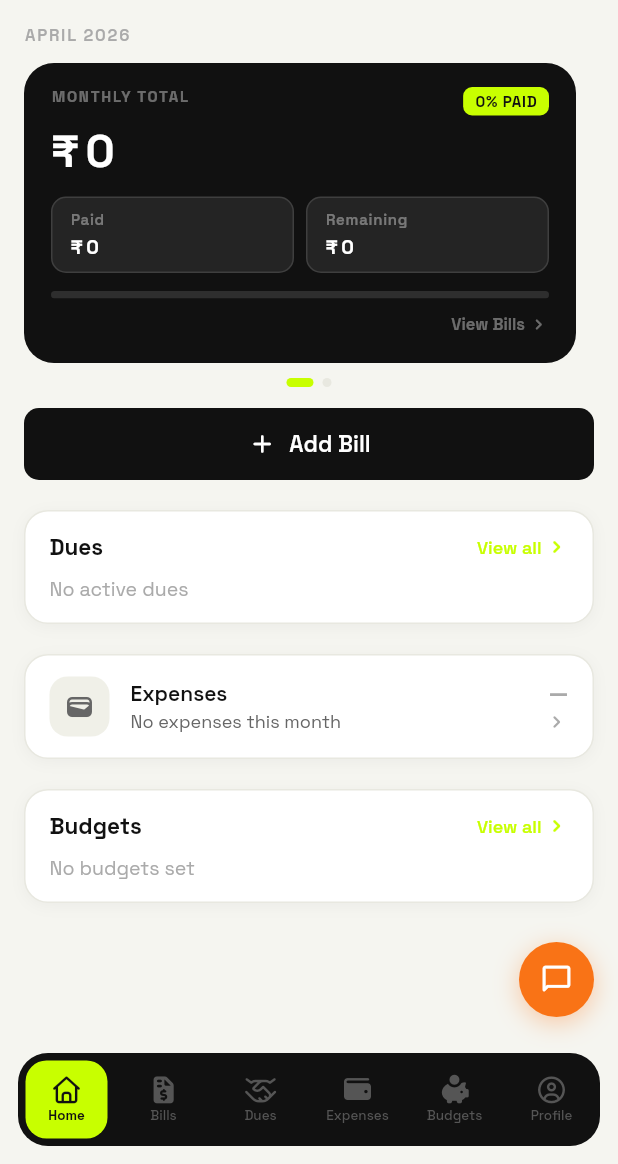
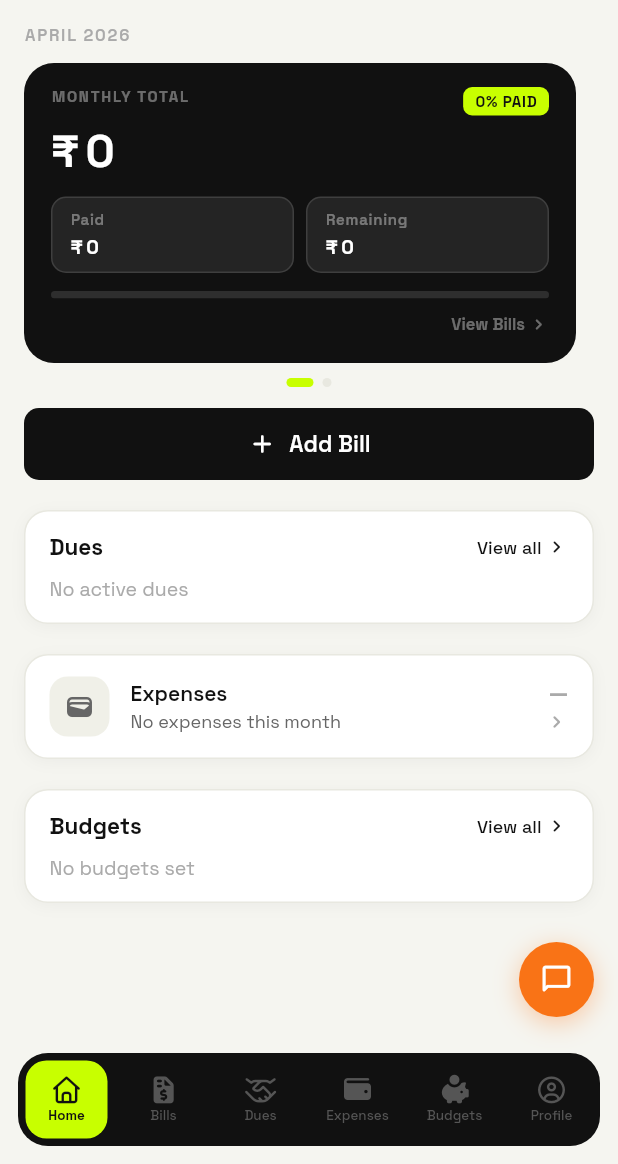
Before and after one commit to ramanakellampalli/smart-bill-buddy, a Flutter app: the screen it shows once a user with an empty profile is signed in, on a phone screen of 412 x 824 dp, the part 72-1236 px from its top. Run offline on Flutter 3.47's test engine with Material 3 defaults, Android fonts, the phone set to English and light mode, and no system bars; our stand-ins replace cached_network_image, cloud_firestore, firebase_auth, firebase_core, firebase_storage, flutter_local_notifications and 11 more; missing offline and left inert: google_mlkit_text_recognition; accounts and stored records are empty; generated files the repository leaves out were written again.

Commit message:
fix: use textPrimary for View all buttons on white card backgrounds

```diff
--- a/lib/presentation/screens/dashboard_screen.dart
+++ b/lib/presentation/screens/dashboard_screen.dart
@@ -20,6 +20,7 @@ const _card          = AppColors.surface;
 const _surface2      = AppColors.surface2;
 const _border        = AppColors.border;
 const _primary       = AppColors.primary;
+const _primaryDark   = AppColors.primaryDark;
 const _textPrimary   = AppColors.textPrimary;
 const _textSecondary = AppColors.textSecondary;
 const _textTertiary  = AppColors.textTertiary;
@@ -500,12 +501,12 @@ class _DuesSnapshotCard extends StatelessWidget {
                       'View all',
                       style: TextStyle(
                           fontSize: 12,
-                          color: _primary,
+                          color: _textPrimary,
                           fontWeight: FontWeight.w500),
                     ),
                     const SizedBox(width: 2),
                     const Icon(Icons.chevron_right_rounded,
-                        size: 16, color: _primary),
+                        size: 16, color: _textPrimary),
                   ],
                 ),
               ],
@@ -708,12 +709,12 @@ class _BudgetsSnapshotCard extends StatelessWidget {
                       'View all',
                       style: TextStyle(
                           fontSize: 12,
-                          color: _primary,
+                          color: _textPrimary,
                           fontWeight: FontWeight.w500),
                     ),
                     const SizedBox(width: 2),
                     const Icon(Icons.chevron_right_rounded,
-                        size: 16, color: _primary),
+                        size: 16, color: _textPrimary),
                   ],
                 ),
               ],
```
